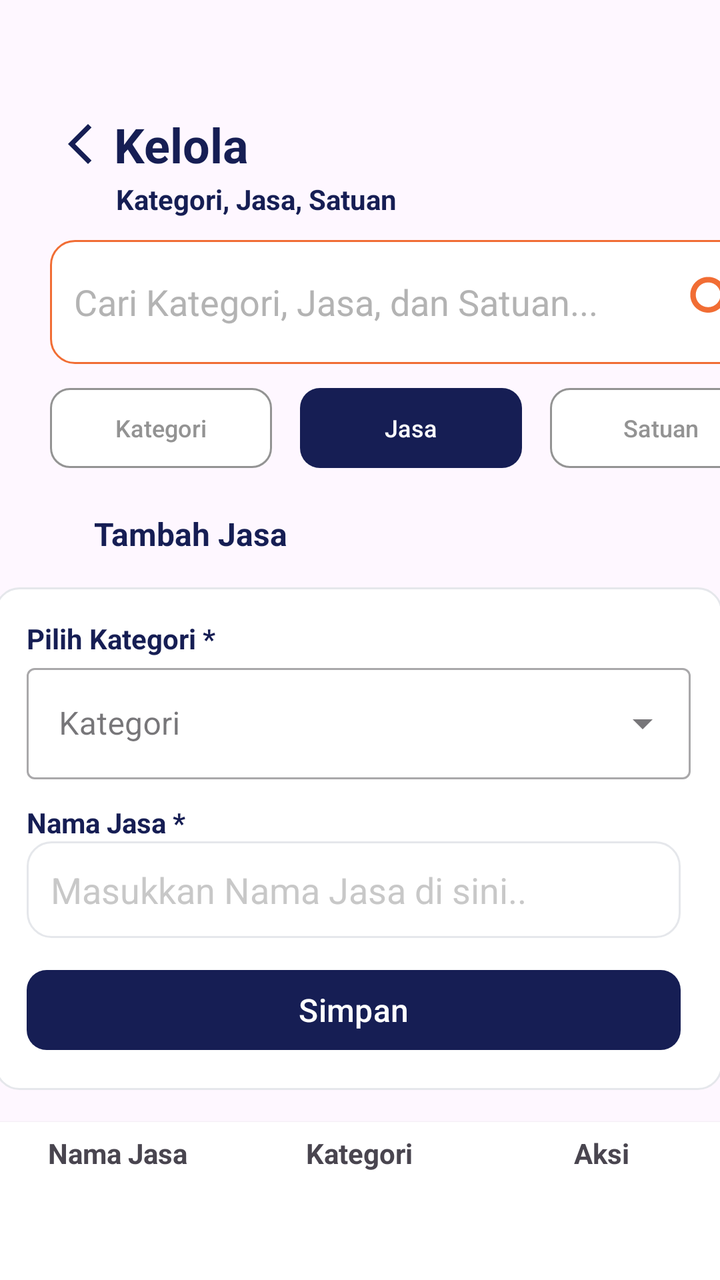
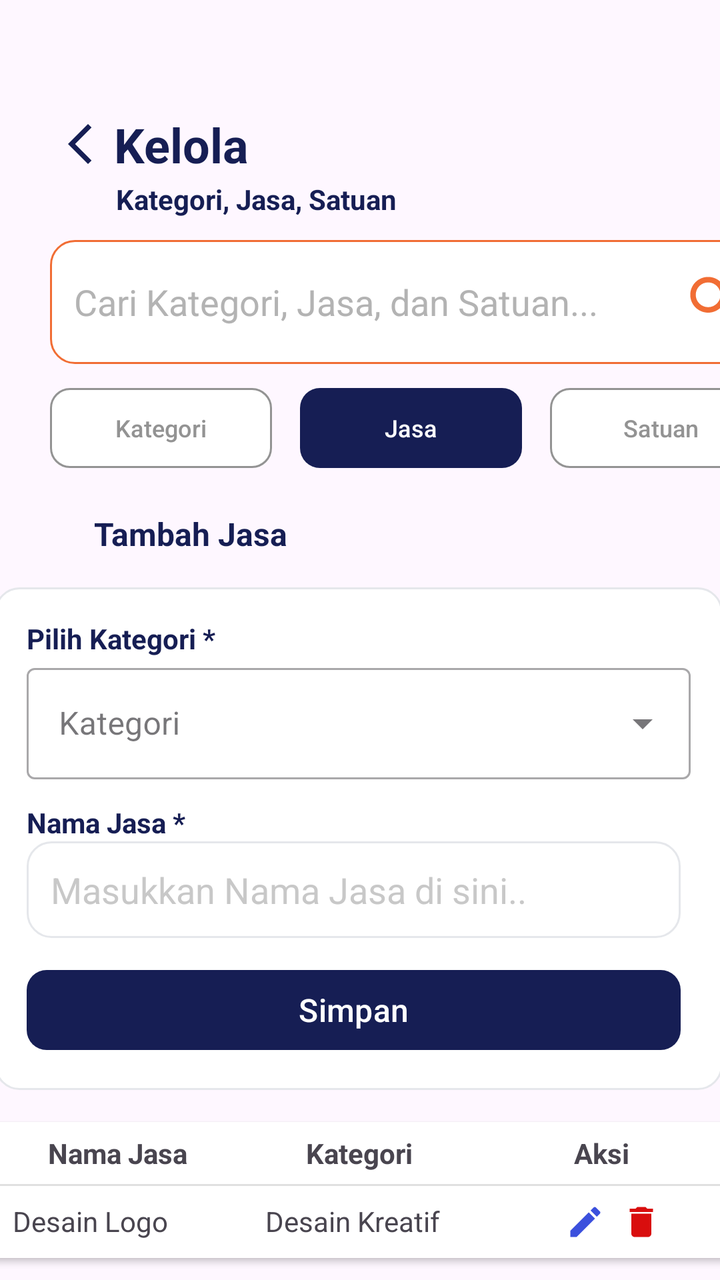

The first picture is an Android layout as it rendered before a commit; the second is the same layout after the commit. The layout source and the unified diff follow.
<!-- AndroidManifest.xml: application theme Theme.KelolaJasa -->
<!-- res/layout/activity_main.xml -->
<?xml version="1.0" encoding="utf-8"?>
<androidx.constraintlayout.widget.ConstraintLayout xmlns:android="http://schemas.android.com/apk/res/android"
    xmlns:app="http://schemas.android.com/apk/res-auto"
    xmlns:tools="http://schemas.android.com/tools"
    android:id="@+id/main"
    android:layout_width="match_parent"
    android:layout_height="match_parent"
    app:layout_constraintStart_toStartOf="parent"
    app:layout_constraintTop_toTopOf="parent"
    android:fontFamily="inter">

    <TextView
        android:id="@+id/title"
        android:layout_width="wrap_content"
        android:layout_height="wrap_content"
        android:layout_marginStart="28dp"
        android:layout_marginTop="56dp"
        android:drawableStart="@drawable/icon_back"
        android:drawablePadding="5dp"
        android:text="Kelola"
        android:textColor="#161E54"
        android:textSize="24sp"
        android:textStyle="bold"
        app:layout_constraintStart_toStartOf="parent"
        app:layout_constraintTop_toTopOf="parent"
        tools:ignore="MissingConstraints" />

    <TextView
        android:id="@+id/textView"
        android:layout_width="wrap_content"
        android:layout_height="wrap_content"
        android:layout_marginStart="58dp"
        android:layout_marginTop="90dp"
        android:text="@string/kategori_jasa_satuan"
        android:textColor="#161E54"
        android:textSize="14sp"
        android:textStyle="bold"
        tools:ignore="MissingConstraints"
        app:layout_constraintStart_toStartOf="parent"
        app:layout_constraintTop_toTopOf="parent" />

    <EditText
        android:id="@+id/editTextText3"
        android:layout_width="361dp"
        android:layout_height="62dp"
        android:layout_marginStart="25dp"
        android:layout_marginTop="120dp"
        android:background="@drawable/bg_search"
        android:padding="12dp"
        android:inputType="text"
        android:hint="Cari Kategori, Jasa, dan Satuan..."
        android:textColorHint="#B3B3B3"
        tools:ignore="MissingConstraints"
        android:drawableEnd="@drawable/icon_search"
        android:drawablePadding="5dp"
        app:layout_constraintTop_toBottomOf="@+id/textView"
        app:layout_constraintStart_toStartOf="parent"
        app:layout_constraintTop_toTopOf="parent" />

    <com.google.android.material.button.MaterialButton
        android:id="@+id/btn1"
        android:layout_width="111dp"
        android:layout_height="48dp"
        android:layout_marginStart="25dp"
        android:layout_marginTop="190dp"
        android:text="Kategori"
        android:textColor="#939393"
        android:textSize="12sp"
        app:backgroundTint="#FFFFFF"
        app:cornerRadius="10dp"
        app:strokeColor="#939393"
        app:strokeWidth="1dp"
        tools:ignore="MissingConstraints,DuplicateSpeakableTextCheck"
        app:layout_constraintStart_toStartOf="parent"
        app:layout_constraintTop_toTopOf="parent" />

    <com.google.android.material.button.MaterialButton
        android:id="@+id/btn2"
        android:layout_width="111dp"
        android:layout_height="48dp"
        android:layout_marginStart="150dp"
        android:layout_marginTop="190dp"
        android:text="Jasa"
        android:textColor="#FFFFFF"
        android:textSize="12sp"
        app:backgroundTint="#161E54"
        app:cornerRadius="10dp"
        tools:ignore="MissingConstraints"
        app:layout_constraintStart_toStartOf="parent"
        app:layout_constraintTop_toTopOf="parent"/>

    <com.google.android.material.button.MaterialButton
        android:id="@+id/btn3"
        android:layout_width="111dp"
        android:layout_height="48dp"
        android:layout_marginStart="275dp"
        android:layout_marginTop="190dp"
        android:text="Satuan"
        android:textColor="#939393"
        android:textSize="12sp"
        app:backgroundTint="#FFFFFF"
        app:cornerRadius="10dp"
        app:layout_constraintStart_toStartOf="parent"
        app:layout_constraintTop_toTopOf="parent"
        app:strokeColor="#939393"
        app:strokeWidth="1dp"
        tools:ignore="MissingConstraints,TextSizeCheck" />

    <TextView
        android:id="@+id/tambahjasa"
        android:layout_width="wrap_content"
        android:layout_height="wrap_content"
        android:layout_marginStart="47dp"
        android:layout_marginTop="256dp"
        android:text="@string/tambah_jasa"
        android:textColor="#161E54"
        android:textSize="16sp"
        android:textStyle="bold"
        app:layout_constraintStart_toStartOf="parent"
        app:layout_constraintTop_toTopOf="parent"
        tools:ignore="MissingConstraints" />

    <LinearLayout
        android:id="@+id/cardForm"
        android:layout_width="364dp"
        android:layout_height="wrap_content"
        android:layout_margin="16dp"
        android:background="@drawable/bg_card"
        android:orientation="vertical"
        android:padding="16dp"
        app:layout_constraintEnd_toEndOf="parent"
        app:layout_constraintHorizontal_bias="0.531"
        app:layout_constraintStart_toStartOf="parent"
        app:layout_constraintTop_toBottomOf="@+id/tambahjasa"
        tools:ignore="MissingConstraints">


        <TextView
            android:layout_width="232dp"
            android:layout_height="19dp"
            android:text="@string/pilih_kategori"
            android:textColor="#161E54"
            android:textSize="14sp"
            android:textStyle="bold"
            app:layout_constraintStart_toStartOf="parent"
            app:layout_constraintTop_toTopOf="parent"
            tools:ignore="MissingConstraints" />

        <com.google.android.material.textfield.TextInputLayout
            android:layout_width="match_parent"
            android:layout_height="wrap_content"
            android:layout_marginTop="0dp"
            style="@style/Widget.MaterialComponents.TextInputLayout.OutlinedBox.ExposedDropdownMenu">

            <AutoCompleteTextView
                android:id="@+id/spinnerModern"
                android:layout_width="match_parent"
                android:layout_height="wrap_content"
                android:hint="Kategori" />

        </com.google.android.material.textfield.TextInputLayout>

        <TextView
            android:layout_width="232dp"
            android:layout_height="19dp"
            android:layout_marginTop="12dp"
            android:text="@string/nama_jasa"
            android:textColor="#161E54"
            android:textSize="14sp"
            android:textStyle="bold"
            app:layout_constraintStart_toStartOf="parent"
            app:layout_constraintTop_toTopOf="parent"
            tools:ignore="MissingConstraints" />

        <EditText
            android:id="@+id/editTextText4"
            android:layout_width="327dp"
            android:layout_height="wrap_content"
            android:background="@drawable/bg_card"
            android:ems="10"
            android:inputType="text"
            android:minHeight="48dp"
            android:padding="12dp"
            android:hint="Masukkan Nama Jasa di sini.."
            android:textColorHint="#B7B3B3B3"
            app:layout_constraintStart_toStartOf="parent"
            app:layout_constraintTop_toTopOf="parent"
            tools:ignore="TextSizeCheck" />

        <com.google.android.material.button.MaterialButton
            android:id="@+id/button3"
            android:layout_width="327dp"
            android:layout_height="48dp"
            android:layout_marginTop="12dp"
            android:gravity="center"
            android:text="Simpan"
            android:textSize="16sp"
            app:backgroundTint="#161E54"
            app:cornerRadius="10dp"
            app:layout_constraintStart_toStartOf="parent"
            app:layout_constraintTop_toTopOf="parent"
            tools:ignore="MissingConstraints" />

    </LinearLayout>

    <LinearLayout
        android:id="@+id/linearLayout"
        android:layout_width="364dp"
        android:layout_height="309dp"
        android:layout_marginTop="16dp"
        android:background="#FFFFFF"
        android:elevation="2dp"
        android:orientation="horizontal"
        android:padding="0dp"
        app:layout_constraintEnd_toEndOf="parent"
        app:layout_constraintStart_toStartOf="parent"
        app:layout_constraintTop_toBottomOf="@+id/cardForm"
        tools:ignore="MissingConstraints">

        <TextView
            android:layout_width="121dp"
            android:layout_height="31dp"
            android:gravity="center"
            android:text="@string/namajasa"
            android:textSize="14sp"
            android:textStyle="bold" />

        <TextView
            android:layout_width="121dp"
            android:layout_height="31dp"
            android:gravity="center"
            android:text="@string/btnkategori"
            android:textSize="14sp"
            android:textStyle="bold" />

        <TextView
            android:layout_width="121dp"
            android:layout_height="31dp"
            android:gravity="center"
            android:text="@string/aksi"
            android:textSize="14sp"
            android:textStyle="bold" />

    </LinearLayout>




</androidx.constraintlayout.widget.ConstraintLayout>
<!-- resources referenced by this layout -->
<resources>
  <!-- drawable bg_card (drawable) -->
  <shape xmlns:android="http://schemas.android.com/apk/res/android">
      <solid android:color="#FFFFFF"/>
      <stroke android:width="1dp" android:color="#E5E7EB"/>
      <corners android:radius="12dp"/>
  </shape>
  <!-- drawable bg_search (drawable) -->
  <shape xmlns:android="http://schemas.android.com/apk/res/android">
      <solid android:color="#FFFFFF"/>
      <stroke android:width="1dp" android:color="#F16D34"/>
      <corners android:radius="12dp"/>
  </shape>
  <!-- drawable icon_back (drawable) -->
  <vector xmlns:android="http://schemas.android.com/apk/res/android" android:height="24dp" android:tint="#161E54" android:viewportHeight="24" android:viewportWidth="24" android:width="24dp">
        
      <path android:fillColor="@android:color/white" android:pathData="M17.77,3.77l-1.77,-1.77l-10,10l10,10l1.77,-1.77l-8.23,-8.23z"/>
      
  </vector>
  <!-- drawable icon_search (drawable) -->
  <vector xmlns:android="http://schemas.android.com/apk/res/android" android:height="33dp" android:tint="#F16D34" android:viewportHeight="24" android:viewportWidth="24" android:width="33dp">
        
      <path android:fillColor="@android:color/white" android:pathData="M15.5,14h-0.79l-0.28,-0.27C15.41,12.59 16,11.11 16,9.5 16,5.91 13.09,3 9.5,3S3,5.91 3,9.5 5.91,16 9.5,16c1.61,0 3.09,-0.59 4.23,-1.57l0.27,0.28v0.79l5,4.99L20.49,19l-4.99,-5zM9.5,14C7.01,14 5,11.99 5,9.5S7.01,5 9.5,5 14,7.01 14,9.5 11.99,14 9.5,14z"/>
      
  </vector>
  <string name="aksi">Aksi</string>
  <string name="btnkategori">Kategori</string>
  <string name="kategori_jasa_satuan">Kategori, Jasa, Satuan</string>
  <string name="nama_jasa">Nama Jasa *</string>
  <string name="namajasa">Nama Jasa</string>
  <string name="pilih_kategori">Pilih Kategori *</string>
  <string name="tambah_jasa">Tambah Jasa</string>
  <style name="Theme.KelolaJasa" parent="Base.Theme.KelolaJasa" />
  <style name="Base.Theme.KelolaJasa" parent="Theme.Material3.DayNight.NoActionBar">
          
          
      </style>
</resources>

<!-- the commit's change to res/layout/activity_main.xml (unified diff, before → after) -->
@@ -204,46 +204,94 @@
     </LinearLayout>
 
     <LinearLayout
-        android:id="@+id/linearLayout"
+        android:id="@+id/HeaderTable"
         android:layout_width="364dp"
-        android:layout_height="309dp"
+        android:layout_height="wrap_content"
         android:layout_marginTop="16dp"
         android:background="#FFFFFF"
         android:elevation="2dp"
-        android:orientation="horizontal"
+        android:orientation="vertical"
         android:padding="0dp"
         app:layout_constraintEnd_toEndOf="parent"
         app:layout_constraintStart_toStartOf="parent"
-        app:layout_constraintTop_toBottomOf="@+id/cardForm"
-        tools:ignore="MissingConstraints">
-
-        <TextView
-            android:layout_width="121dp"
-            android:layout_height="31dp"
-            android:gravity="center"
-            android:text="@string/namajasa"
-            android:textSize="14sp"
-            android:textStyle="bold" />
-
-        <TextView
-            android:layout_width="121dp"
-            android:layout_height="31dp"
-            android:gravity="center"
-            android:text="@string/btnkategori"
-            android:textSize="14sp"
-            android:textStyle="bold" />
-
-        <TextView
-            android:layout_width="121dp"
-            android:layout_height="31dp"
-            android:gravity="center"
-            android:text="@string/aksi"
-            android:textSize="14sp"
-            android:textStyle="bold" />
-
+        app:layout_constraintTop_toBottomOf="@+id/cardForm">
+
+        <LinearLayout
+            android:layout_width="match_parent"
+            android:layout_height="wrap_content"
+            android:orientation="horizontal">
+
+            <TextView
+                android:layout_width="121dp"
+                android:layout_height="31dp"
+                android:gravity="center"
+                android:text="Nama Jasa"
+                android:textSize="14sp"
+                android:textStyle="bold" />
+
+            <TextView
+                android:layout_width="121dp"
+                android:layout_height="31dp"
+                android:gravity="center"
+                android:text="@string/btnkategori"
+                android:textSize="14sp"
+                android:textStyle="bold" />
+
+            <TextView
+                android:layout_width="121dp"
+                android:layout_height="31dp"
+                android:gravity="center"
+                android:text="@string/aksi"
+                android:textSize="14sp"
+                android:textStyle="bold" />
+        </LinearLayout>
+
+        <View
+            android:layout_width="match_parent"
+            android:layout_height="1dp"
+            android:background="#E0E0E0" />
+
+        <LinearLayout
+            android:layout_width="match_parent"
+            android:layout_height="wrap_content"
+            android:orientation="horizontal"
+            android:padding="8dp"
+            android:background="#FFFFFF">
+
+            <TextView
+                android:layout_width="0dp"
+                android:layout_height="wrap_content"
+                android:layout_weight="2"
+                android:gravity="left"
+                android:text="Desain Logo" />
+
+            <TextView
+                android:layout_width="0dp"
+                android:layout_weight="2"
+                android:layout_height="wrap_content"
+                android:text="Desain Kreatif"
+                android:gravity="left"/>
+
+            <LinearLayout
+                android:layout_width="0dp"
+                android:layout_weight="1.5"
+                android:layout_height="wrap_content"
+                android:gravity="center"
+                android:orientation="horizontal">
+
+                <ImageView
+                    android:src="@drawable/ic_edit"
+                    android:layout_width="20dp"
+                    android:layout_height="20dp"/>
+
+                <ImageView
+                    android:src="@drawable/ic_delete_action"
+                    android:layout_width="20dp"
+                    android:layout_height="20dp"
+                    android:layout_marginStart="8dp"/>
+            </LinearLayout>
+        </LinearLayout>
     </LinearLayout>
 
 
-
-
 </androidx.constraintlayout.widget.ConstraintLayout>
<!-- resource entries referenced after the edit -->
@@ -12,6 +12,18 @@
       <stroke android:width="1dp" android:color="#F16D34"/>
       <corners android:radius="12dp"/>
   </shape>
+  <!-- drawable ic_delete_action (drawable) -->
+  <vector xmlns:android="http://schemas.android.com/apk/res/android" android:height="24dp" android:tint="#D90E0E" android:viewportHeight="24" android:viewportWidth="24" android:width="24dp">
+        
+      <path android:fillColor="@android:color/white" android:pathData="M6,19c0,1.1 0.9,2 2,2h8c1.1,0 2,-0.9 2,-2V7H6v12zM19,4h-3.5l-1,-1h-5l-1,1H5v2h14V4z"/>
+      
+  </vector>
+  <!-- drawable ic_edit (drawable) -->
+  <vector xmlns:android="http://schemas.android.com/apk/res/android" android:height="24dp" android:tint="#3B50DD" android:viewportHeight="24" android:viewportWidth="24" android:width="24dp">
+        
+      <path android:fillColor="@android:color/white" android:pathData="M3,17.25V21h3.75L17.81,9.94l-3.75,-3.75L3,17.25zM20.71,7.04c0.39,-0.39 0.39,-1.02 0,-1.41l-2.34,-2.34c-0.39,-0.39 -1.02,-0.39 -1.41,0l-1.83,1.83 3.75,3.75 1.83,-1.83z"/>
+      
+  </vector>
   <!-- drawable icon_back (drawable) -->
   <vector xmlns:android="http://schemas.android.com/apk/res/android" android:height="24dp" android:tint="#161E54" android:viewportHeight="24" android:viewportWidth="24" android:width="24dp">
         
@@ -28,7 +40,6 @@
   <string name="btnkategori">Kategori</string>
   <string name="kategori_jasa_satuan">Kategori, Jasa, Satuan</string>
   <string name="nama_jasa">Nama Jasa *</string>
-  <string name="namajasa">Nama Jasa</string>
   <string name="pilih_kategori">Pilih Kategori *</string>
   <string name="tambah_jasa">Tambah Jasa</string>
   <style name="Theme.KelolaJasa" parent="Base.Theme.KelolaJasa" />
